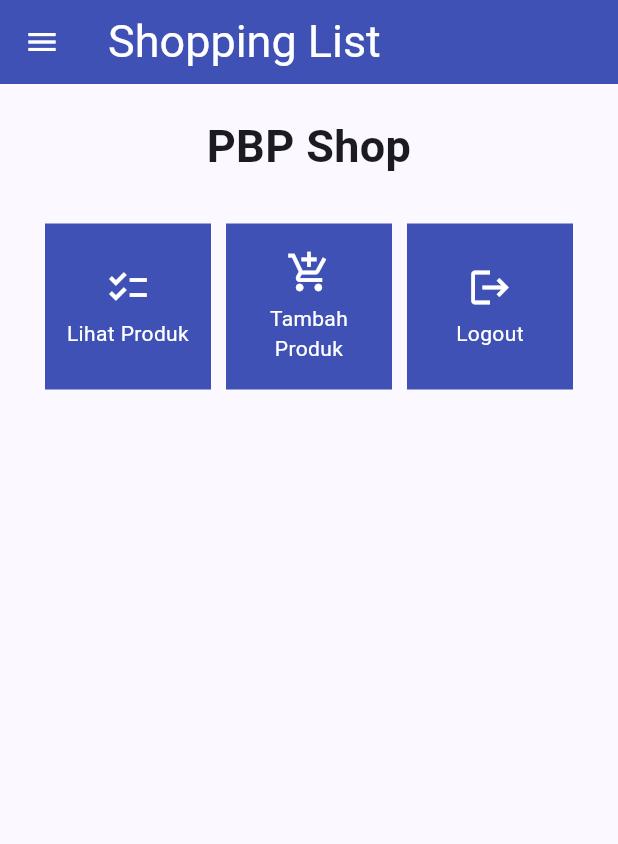
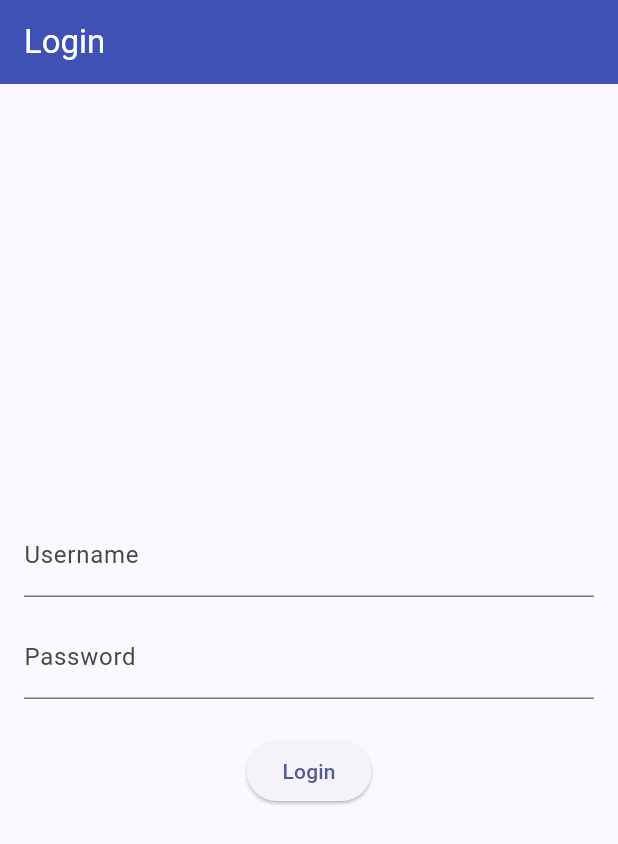
Before and after one commit to rzapriono/shopping-list-mobile, a Flutter app: the screen it shows after launch, on a phone screen of 412 x 824 dp. Shown: the top 844 px of the screen. Run offline on Flutter 3.47's test engine with Material 2 defaults, Android fonts, the phone set to English and light mode, and no system bars; missing offline and left inert: pbp_django_auth.

Commit message:
Tutorial 8

```diff
--- a/lib/main.dart
+++ b/lib/main.dart
@@ -1,38 +1,30 @@
 import 'package:flutter/material.dart';
-import 'package:shopping_list/screens/menu.dart';
+import 'package:shopping_list/screens/login.dart';
+// import 'package:shopping_list/screens/menu.dart';
+import 'package:provider/provider.dart';
+import 'package:pbp_django_auth/pbp_django_auth.dart';
 
 void main() {
   runApp(const MyApp());
 }
 
 class MyApp extends StatelessWidget {
-  const MyApp({super.key});
+  const MyApp({Key? key}) : super(key: key);
 
-  // This widget is the root of your application.
   @override
   Widget build(BuildContext context) {
-    return MaterialApp(
-      title: 'Flutter Demo',
-      theme: ThemeData(
-        // This is the theme of your application.
-        //
-        // TRY THIS: Try running your application with "flutter run". You'll see
-        // the application has a blue toolbar. Then, without quitting the app,
-        // try changing the seedColor in the colorScheme below to Colors.green
-        // and then invoke "hot reload" (save your changes or press the "hot
-        // reload" button in a Flutter-supported IDE, or press "r" if you used
-        // the command line to start the app).
-        //
-        // Notice that the counter didn't reset back to zero; the application
-        // state is not lost during the reload. To reset the state, use hot
-        // restart instead.
-        //
-        // This works for code too, not just values: Most code changes can be
-        // tested with just a hot reload.
-        colorScheme: ColorScheme.fromSeed(seedColor: Colors.indigo),
-        useMaterial3: true,
-      ),
-      home: MyHomePage(),
+    return Provider(
+      create: (_) {
+        CookieRequest request = CookieRequest();
+        return request;
+      },
+      child: MaterialApp(
+          title: 'Flutter App',
+          theme: ThemeData(
+            colorScheme: ColorScheme.fromSeed(seedColor: Colors.indigo),
+            useMaterial3: true,
+          ),
+          home: const LoginPage()),
     );
   }
 }
--- /dev/null
+++ b/lib/screens/login.dart
@@ -0,0 +1,116 @@
+import 'package:shopping_list/screens/menu.dart';
+import 'package:flutter/material.dart';
+import 'package:pbp_django_auth/pbp_django_auth.dart';
+import 'package:provider/provider.dart';
+
+void main() {
+  runApp(const LoginApp());
+}
+
+class LoginApp extends StatelessWidget {
+  const LoginApp({super.key});
+
+  @override
+  Widget build(BuildContext context) {
+    return MaterialApp(
+      title: 'Login',
+      theme: ThemeData(
+        primarySwatch: Colors.blue,
+      ),
+      home: const LoginPage(),
+    );
+  }
+}
+
+class LoginPage extends StatefulWidget {
+  const LoginPage({super.key});
+
+  @override
+  _LoginPageState createState() => _LoginPageState();
+}
+
+class _LoginPageState extends State<LoginPage> {
+  final TextEditingController _usernameController = TextEditingController();
+  final TextEditingController _passwordController = TextEditingController();
+
+  @override
+  Widget build(BuildContext context) {
+    final request = context.watch<CookieRequest>();
+    return Scaffold(
+      appBar: AppBar(
+        backgroundColor: Colors.indigo,
+        foregroundColor: Colors.white,
+        title: const Text('Login'),
+      ),
+      body: Container(
+        padding: const EdgeInsets.all(16.0),
+        child: Column(
+          mainAxisAlignment: MainAxisAlignment.center,
+          children: [
+            TextField(
+              controller: _usernameController,
+              decoration: const InputDecoration(
+                labelText: 'Username',
+              ),
+            ),
+            const SizedBox(height: 12.0),
+            TextField(
+              controller: _passwordController,
+              decoration: const InputDecoration(
+                labelText: 'Password',
+              ),
+              obscureText: true,
+            ),
+            const SizedBox(height: 24.0),
+            ElevatedButton(
+              onPressed: () async {
+                String username = _usernameController.text;
+                String password = _passwordController.text;
+
+                // Cek kredensial
+                // TODO: Ganti URL dan jangan lupa tambahkan trailing slash (/) di akhir URL!
+                // Untuk menyambungkan Android emulator dengan Django pada localhost,
+                // gunakan URL http://10.0.2.2/
+                final response =
+                    await request.login("http://localhost:8000/auth/login/", {
+                  'username': username,
+                  'password': password,
+                });
+
+                if (request.loggedIn) {
+                  String message = response['message'];
+                  String uname = response['username'];
+                  Navigator.pushReplacement(
+                    context,
+                    MaterialPageRoute(builder: (context) => MyHomePage()),
+                  );
+                  ScaffoldMessenger.of(context)
+                    ..hideCurrentSnackBar()
+                    ..showSnackBar(SnackBar(
+                        content: Text("$message Selamat datang, $uname.")));
+                } else {
+                  showDialog(
+                    context: context,
+                    builder: (context) => AlertDialog(
+                      title: const Text('Login Gagal'),
+                      content: Text(response['message']),
+                      actions: [
+                        TextButton(
+                          child: const Text('OK'),
+                          onPressed: () {
+                            Navigator.pop(context);
+                          },
+                        ),
+                      ],
+                    ),
+                  );
+                }
+              },
+              child: const Text('Login'),
+            ),
+          ],
+        ),
+      ),
+    );
+  }
+}
--- a/pubspec.yaml
+++ b/pubspec.yaml
@@ -35,6 +35,9 @@ dependencies:
   # The following adds the Cupertino Icons font to your application.
   # Use with the CupertinoIcons class for iOS style icons.
   cupertino_icons: ^1.0.2
+  provider: ^6.1.1
+  pbp_django_auth: ^0.3.1
+  http: ^0.13.6
 
 dev_dependencies:
   flutter_test:
```
Also changed, not shown: lib/models/product.dart (added, +68 -0 lines), lib/screens/list_product.dart (added, +92 -0 lines), lib/screens/shoplist_form.dart (+34 -29 lines), lib/widgets/left_drawer.dart (+12 -0 lines), lib/widgets/shop_card.dart (+28 -1 lines), pubspec.lock, 2 other files.
